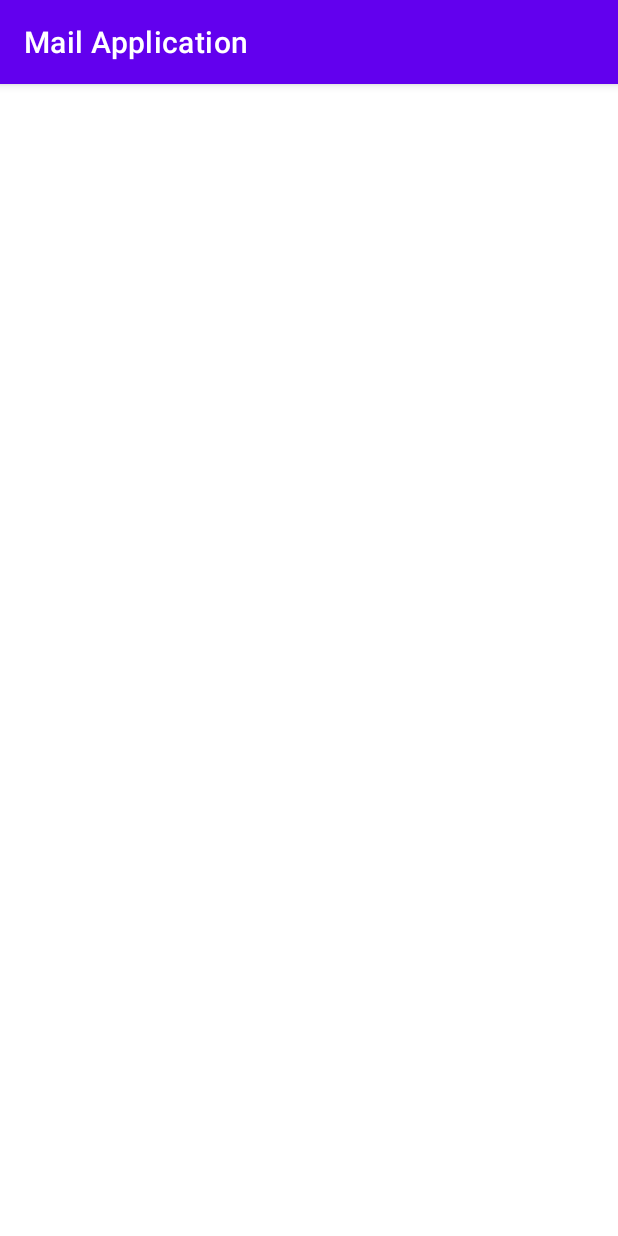
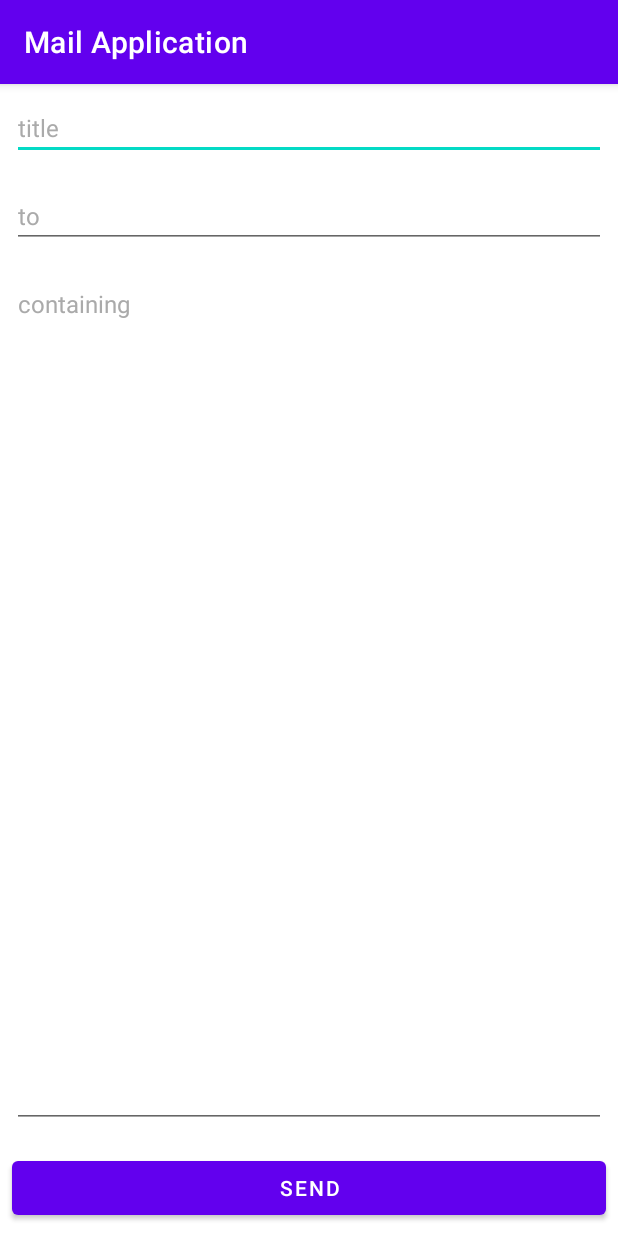
Before and after one commit to AnastasiyaRybakova/android-example, an Android app: the screen it shows after launch (MainActivity), on a phone screen of 412 x 824 dp. Run offline under Robolectric (Android 15) with nearby library versions, the phone set to English and light mode, and no system bars.

Commit message:
Made the mail app

```diff
--- a/MailApplication/app/src/main/res/layout/activity_main.xml
+++ b/MailApplication/app/src/main/res/layout/activity_main.xml
@@ -1,7 +1,49 @@
 <?xml version="1.0" encoding="utf-8"?>
 <LinearLayout xmlns:android="http://schemas.android.com/apk/res/android"
-    xmlns:app="http://schemas.android.com/apk/res-auto"
     xmlns:tools="http://schemas.android.com/tools"
     android:layout_width="match_parent"
     android:layout_height="match_parent"
-    tools:context=".MainActivity"/>
+    android:orientation="vertical"
+    tools:context=".MainActivity">
+
+    <EditText
+        android:layout_width="match_parent"
+        android:layout_height="wrap_content"
+        android:layout_margin="@dimen/margin_eight"
+        android:autofillHints="title"
+        android:hint="@string/str_title"
+        android:inputType="text"
+        android:textColor="@android:color/black"
+        android:textColorHint="@android:color/darker_gray"
+        android:textSize="@dimen/font_sixteen" />
+
+    <EditText
+        android:layout_width="match_parent"
+        android:layout_height="wrap_content"
+        android:layout_margin="@dimen/margin_eight"
+        android:hint="@string/str_to"
+        android:importantForAutofill="no"
+        android:inputType="textEmailAddress"
+        android:textColor="@android:color/black"
+        android:textColorHint="@android:color/darker_gray"
+        android:textSize="@dimen/font_sixteen" />
+
+    <EditText
+        android:layout_width="match_parent"
+        android:layout_height="0dp"
+        android:layout_margin="@dimen/margin_eight"
+        android:layout_weight="1"
+        android:gravity="top"
+        android:hint="@string/str_containing"
+        android:importantForAutofill="no"
+        android:inputType="text"
+        android:textColor="@android:color/black"
+        android:textColorHint="@android:color/darker_gray"
+        android:textSize="@dimen/font_sixteen" />
+
+    <Button
+        android:layout_width="match_parent"
+        android:layout_height="wrap_content"
+        android:layout_margin="@dimen/margin_eight"
+        android:text="@string/str_send" />
+</LinearLayout>
--- /dev/null
+++ b/MailApplication/app/src/main/res/values/dimens.xml
@@ -0,0 +1,5 @@
+<?xml version="1.0" encoding="utf-8"?>
+<resources>
+    <dimen name="font_sixteen">16sp</dimen>
+    <dimen name="margin_eight">8dp</dimen>
+</resources>
--- a/MailApplication/app/src/main/res/values/strings.xml
+++ b/MailApplication/app/src/main/res/values/strings.xml
@@ -1,3 +1,7 @@
 <resources>
     <string name="app_name">Mail Application</string>
+    <string name="str_title">title</string>
+    <string name="str_to">to</string>
+    <string name="str_containing">containing</string>
+    <string name="str_send">send</string>
 </resources>
```
